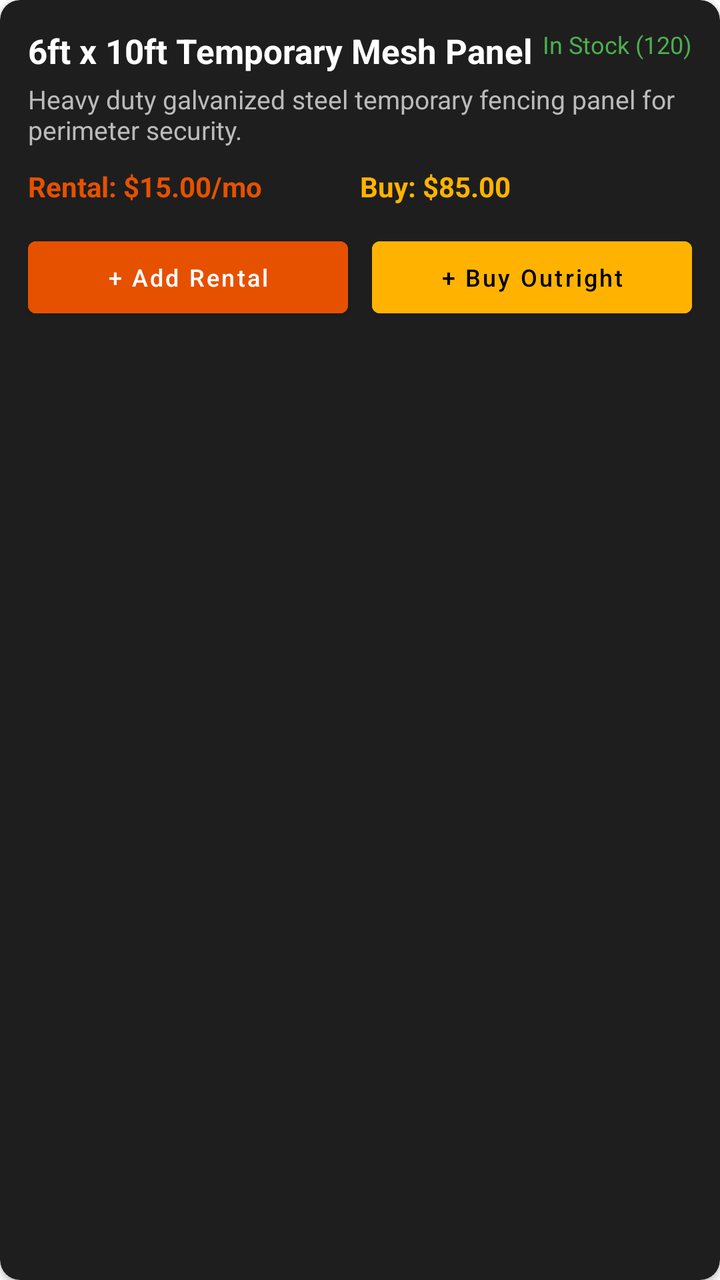
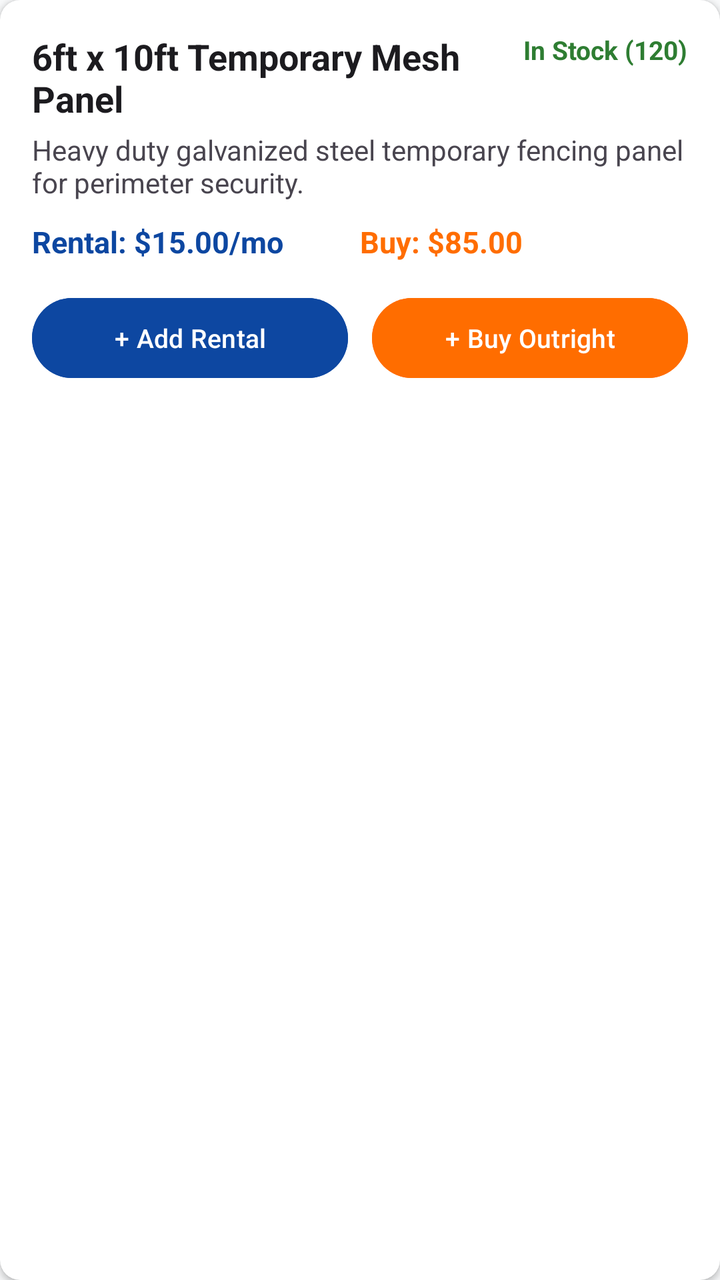

Before-and-after screenshots of an Android layout around one commit, followed by the original layout XML and the change that was made.
<!-- AndroidManifest.xml: application theme Theme.SecureAFenceClient -->
<!-- res/layout/item_product_card.xml -->
<?xml version="1.0" encoding="utf-8"?>
<androidx.cardview.widget.CardView xmlns:android="http://schemas.android.com/apk/res/android"
    xmlns:app="http://schemas.android.com/apk/res-auto"
    android:layout_width="match_parent"
    android:layout_height="wrap_content"
    app:cardBackgroundColor="#1E1E1E"
    app:cardCornerRadius="10dp"
    android:layout_marginBottom="12dp">

    <LinearLayout
        android:layout_width="match_parent"
        android:layout_height="wrap_content"
        android:orientation="vertical"
        android:padding="14dp">

        <RelativeLayout
            android:layout_width="match_parent"
            android:layout_height="wrap_content">

            <TextView
                android:id="@+id/tvProductName"
                android:layout_width="wrap_content"
                android:layout_height="wrap_content"
                android:text="6ft x 10ft Temporary Mesh Panel"
                android:textColor="#FFFFFF"
                android:textSize="17sp"
                android:textStyle="bold"
                android:layout_toStartOf="@id/tvStockBadge"
                android:layout_alignParentStart="true" />

            <TextView
                android:id="@+id/tvStockBadge"
                android:layout_width="wrap_content"
                android:layout_height="wrap_content"
                android:text="In Stock (120)"
                android:textColor="#4CAF50"
                android:textSize="12sp"
                android:layout_alignParentEnd="true" />
        </RelativeLayout>

        <TextView
            android:id="@+id/tvProductDescription"
            android:layout_width="wrap_content"
            android:layout_height="wrap_content"
            android:text="Heavy duty galvanized steel temporary fencing panel for perimeter security."
            android:textColor="#BBBBBB"
            android:textSize="13sp"
            android:layout_marginTop="4dp" />

        <LinearLayout
            android:layout_width="match_parent"
            android:layout_height="wrap_content"
            android:orientation="horizontal"
            android:layout_marginTop="10dp">

            <TextView
                android:id="@+id/tvRentalPrice"
                android:layout_width="0dp"
                android:layout_height="wrap_content"
                android:layout_weight="1"
                android:text="Rental: $15.00/mo"
                android:textColor="#FFE65100"
                android:textSize="14sp"
                android:textStyle="bold" />

            <TextView
                android:id="@+id/tvSalePrice"
                android:layout_width="0dp"
                android:layout_height="wrap_content"
                android:layout_weight="1"
                android:text="Buy: $85.00"
                android:textColor="#FFB300"
                android:textSize="14sp"
                android:textStyle="bold" />
        </LinearLayout>

        <LinearLayout
            android:layout_width="match_parent"
            android:layout_height="wrap_content"
            android:orientation="horizontal"
            android:layout_marginTop="12dp">

            <Button
                android:id="@+id/btnAddRental"
                android:layout_width="0dp"
                android:layout_height="wrap_content"
                android:layout_weight="1"
                android:text="+ Add Rental"
                android:textAllCaps="false"
                android:textSize="12sp"
                android:backgroundTint="#FFE65100"
                android:textColor="#FFFFFF"
                android:layout_marginEnd="6dp" />

            <Button
                android:id="@+id/btnAddPurchase"
                android:layout_width="0dp"
                android:layout_height="wrap_content"
                android:layout_weight="1"
                android:text="+ Buy Outright"
                android:textAllCaps="false"
                android:textSize="12sp"
                android:backgroundTint="#FFB300"
                android:textColor="#000000"
                android:layout_marginStart="6dp" />
        </LinearLayout>

    </LinearLayout>
</androidx.cardview.widget.CardView>
<!-- resources referenced by this layout -->
<resources>
  <style name="Theme.SecureAFenceClient" parent="Theme.MaterialComponents.DayNight.DarkActionBar">
          <item name="colorPrimary">@color/primary_orange</item>
          <item name="colorSecondary">@color/accent_gold</item>
      </style>
  <color name="primary_orange">#FFE65100</color>
  <color name="accent_gold">#FFFFB300</color>
</resources>

<!-- the commit's change to res/layout/item_product_card.xml (unified diff, before → after) -->
@@ -3,7 +3,7 @@
     xmlns:app="http://schemas.android.com/apk/res-auto"
     android:layout_width="match_parent"
     android:layout_height="wrap_content"
-    app:cardBackgroundColor="#1E1E1E"
+    app:cardBackgroundColor="@color/white"
     app:cardCornerRadius="10dp"
     android:layout_marginBottom="12dp">
 
@@ -11,7 +11,7 @@
         android:layout_width="match_parent"
         android:layout_height="wrap_content"
         android:orientation="vertical"
-        android:padding="14dp">
+        android:padding="16dp">
 
         <RelativeLayout
             android:layout_width="match_parent"
@@ -22,8 +22,8 @@
                 android:layout_width="wrap_content"
                 android:layout_height="wrap_content"
                 android:text="6ft x 10ft Temporary Mesh Panel"
-                android:textColor="#FFFFFF"
-                android:textSize="17sp"
+                android:textColor="@color/text_primary"
+                android:textSize="18sp"
                 android:textStyle="bold"
                 android:layout_toStartOf="@id/tvStockBadge"
                 android:layout_alignParentStart="true" />
@@ -33,8 +33,9 @@
                 android:layout_width="wrap_content"
                 android:layout_height="wrap_content"
                 android:text="In Stock (120)"
-                android:textColor="#4CAF50"
-                android:textSize="12sp"
+                android:textColor="@color/status_green"
+                android:textSize="13sp"
+                android:textStyle="bold"
                 android:layout_alignParentEnd="true" />
         </RelativeLayout>
 
@@ -43,8 +44,8 @@
             android:layout_width="wrap_content"
             android:layout_height="wrap_content"
             android:text="Heavy duty galvanized steel temporary fencing panel for perimeter security."
-            android:textColor="#BBBBBB"
-            android:textSize="13sp"
+            android:textColor="@color/text_secondary"
+            android:textSize="14sp"
             android:layout_marginTop="4dp" />
 
         <LinearLayout
@@ -59,8 +60,8 @@
                 android:layout_height="wrap_content"
                 android:layout_weight="1"
                 android:text="Rental: $15.00/mo"
-                android:textColor="#FFE65100"
-                android:textSize="14sp"
+                android:textColor="@color/primary_blue"
+                android:textSize="15sp"
                 android:textStyle="bold" />
 
             <TextView
@@ -69,8 +70,8 @@
                 android:layout_height="wrap_content"
                 android:layout_weight="1"
                 android:text="Buy: $85.00"
-                android:textColor="#FFB300"
-                android:textSize="14sp"
+                android:textColor="@color/accent_orange"
+                android:textSize="15sp"
                 android:textStyle="bold" />
         </LinearLayout>
 
@@ -78,7 +79,7 @@
             android:layout_width="match_parent"
             android:layout_height="wrap_content"
             android:orientation="horizontal"
-            android:layout_marginTop="12dp">
+            android:layout_marginTop="14dp">
 
             <Button
                 android:id="@+id/btnAddRental"
@@ -87,9 +88,9 @@
                 android:layout_weight="1"
                 android:text="+ Add Rental"
                 android:textAllCaps="false"
-                android:textSize="12sp"
-                android:backgroundTint="#FFE65100"
-                android:textColor="#FFFFFF"
+                android:textSize="13sp"
+                android:backgroundTint="@color/primary_blue"
+                android:textColor="@color/white"
                 android:layout_marginEnd="6dp" />
 
             <Button
@@ -99,9 +100,9 @@
                 android:layout_weight="1"
                 android:text="+ Buy Outright"
                 android:textAllCaps="false"
-                android:textSize="12sp"
-                android:backgroundTint="#FFB300"
-                android:textColor="#000000"
+                android:textSize="13sp"
+                android:backgroundTint="@color/accent_orange"
+                android:textColor="@color/white"
                 android:layout_marginStart="6dp" />
         </LinearLayout>
 
<!-- resource entries referenced after the edit -->
@@ -1,10 +1,21 @@
 <!-- resources referenced by this layout -->
 <resources>
-  <style name="Theme.SecureAFenceClient" parent="Theme.MaterialComponents.DayNight.DarkActionBar">
-          <item name="colorPrimary">@color/primary_orange</item>
-          <item name="colorSecondary">@color/accent_gold</item>
+  <color name="accent_orange">#FF6D00</color>
+  <color name="primary_blue">#0D47A1</color>
+  <color name="status_green">#2E7D32</color>
+  <color name="text_primary">#1C1B1F</color>
+  <color name="text_secondary">#49454F</color>
+  <color name="white">#FFFFFF</color>
+  <style name="Theme.SecureAFenceClient" parent="Theme.Material3.DayNight.NoActionBar">
+          <item name="colorPrimary">@color/primary_blue</item>
+          <item name="colorSecondary">@color/accent_orange</item>
+          <item name="colorOnPrimary">@color/white</item>
+          <item name="colorOnSecondary">@color/white</item>
+          <item name="android:windowBackground">@color/bg_light</item>
+          <item name="android:textColorPrimary">@color/text_primary</item>
+          <item name="android:textColorSecondary">@color/text_secondary</item>
+          <item name="android:statusBarColor">@color/primary_blue</item>
       </style>
-  <color name="primary_orange">#FFE65100</color>
-  <color name="accent_gold">#FFFFB300</color>
+  <color name="bg_light">#F8F9FA</color>
 </resources>
 
